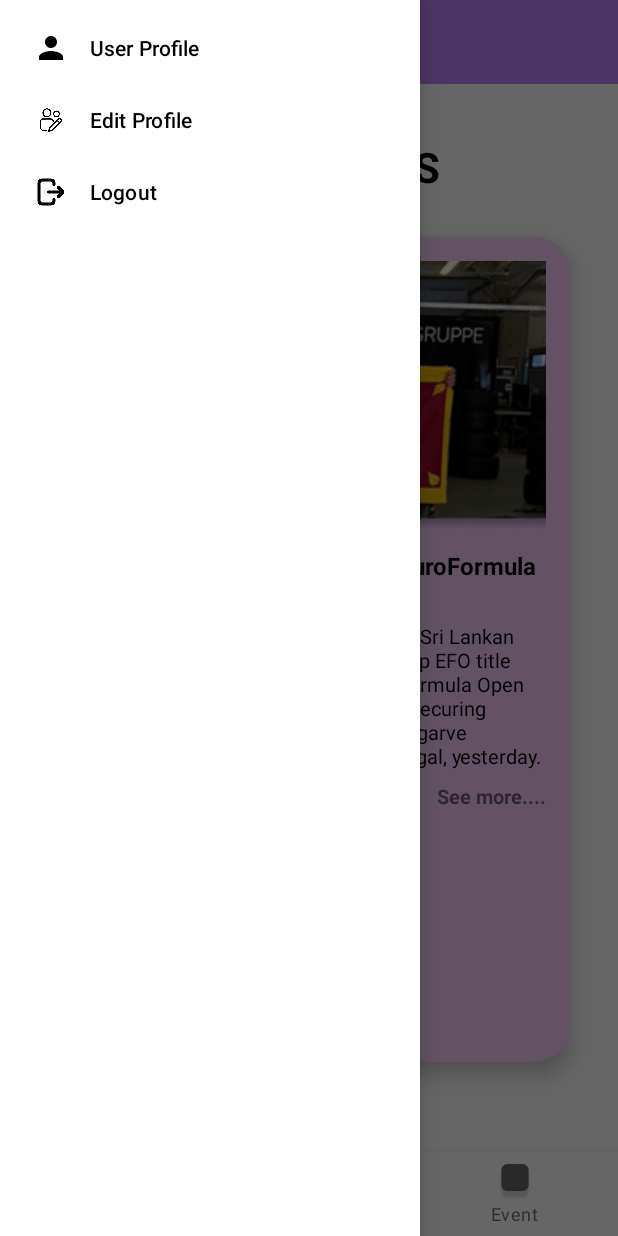
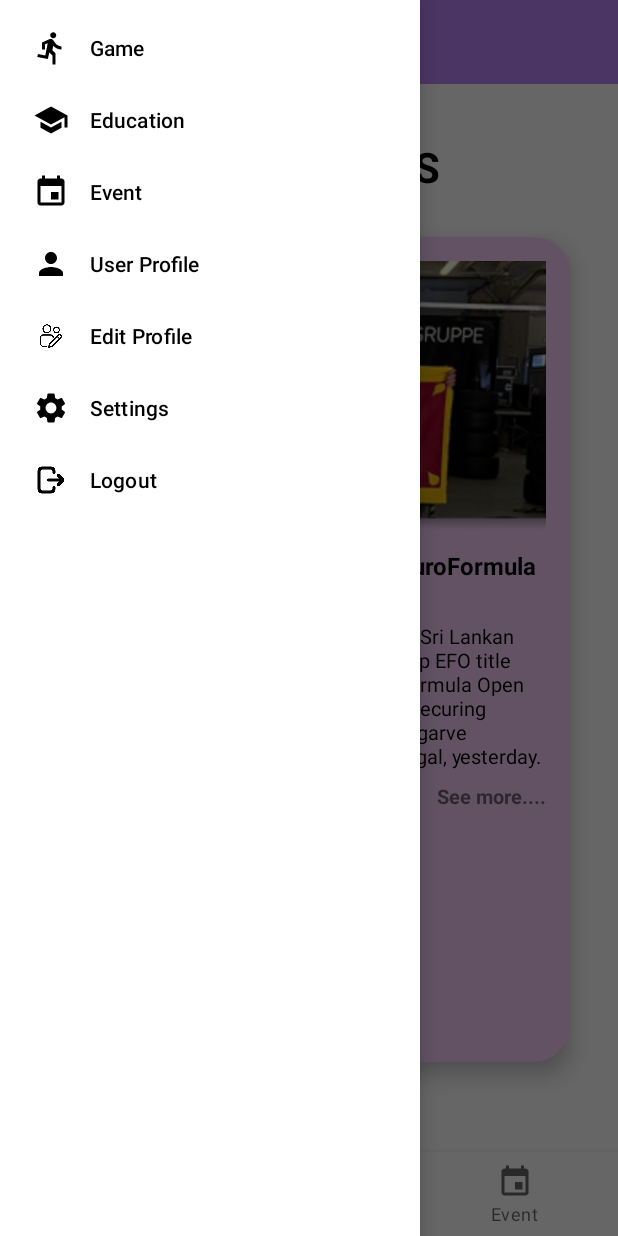
Before and after one commit to vindya147/PluseFeed_NewsApp, an Android app: the MainActivity screen opened directly, with no data from a screen before it, with the side drawer open, on a phone screen of 412 x 824 dp. Run offline under Robolectric (Android 15) with nearby library versions, the phone set to English and light mode, and no system bars.

Commit message:
add new features

```diff
--- a/app/src/main/AndroidManifest.xml
+++ b/app/src/main/AndroidManifest.xml
@@ -11,8 +11,10 @@
         android:dataExtractionRules="@xml/data_extraction_rules"
         android:fullBackupContent="@xml/backup_rules"
         android:icon="@drawable/ic_logo"
+        android:layout_width="100dp"
+        android:layout_height="100dp"
         android:label="@string/app_name"
-        android:roundIcon="@mipmap/ic_launcher_round"
+        android:roundIcon="@drawable/logo"
         android:supportsRtl="true"
         android:theme="@style/Theme.NewsApp"
         tools:targetApi="31"
--- a/app/src/main/java/com/example/newsapp/EditProfileFragment.java
+++ b/app/src/main/java/com/example/newsapp/EditProfileFragment.java
@@ -25,7 +25,7 @@ public class EditProfileFragment extends Fragment {
     private DatabaseReference reference;
 
     // Assume you have the current logged-in username stored somewhere (e.g., SharedPreferences)
-    private String currentUsername = "Prabashi"; // Replace with actual username retrieval logic
+    private String currentUsername = "vindya147"; // Replace with actual username retrieval logic
 
     @Nullable
     @Override
--- a/app/src/main/java/com/example/newsapp/MainActivity.java
+++ b/app/src/main/java/com/example/newsapp/MainActivity.java
@@ -67,6 +67,11 @@ public class MainActivity extends AppCompatActivity
                     .replace(R.id.fragment_container, new LogoutFragment())
                     .commit();
         }
+        else if (id == nav_settings) {
+            getSupportFragmentManager().beginTransaction()
+                    .replace(R.id.fragment_container, new SettingFragment())
+                    .commit();
+        }
         else if (id == R.id.bottom_game) {
             getSupportFragmentManager().beginTransaction()
                     .replace(R.id.fragment_container, new HomeFragment())
--- /dev/null
+++ b/app/src/main/res/drawable/ic_events.xml
@@ -0,0 +1,10 @@
+<vector xmlns:android="http://schemas.android.com/apk/res/android"
+    android:width="24dp"
+    android:height="24dp"
+    android:viewportWidth="24"
+    android:viewportHeight="24"
+    android:tint="@color/black">
+    <path
+        android:fillColor="@android:color/white"
+        android:pathData="M17,12h-5v5h5v-5zM16,1v2L8,3L8,1L6,1v2L5,3c-1.11,0 -1.99,0.9 -1.99,2L3,19c0,1.1 0.89,2 2,2h14c1.1,0 2,-0.9 2,-2L21,5c0,-1.1 -0.9,-2 -2,-2h-1L18,1h-2zM19,19L5,19L5,8h14v11z"/>
+</vector>
--- /dev/null
+++ b/app/src/main/res/drawable/ic_faculty.xml
@@ -0,0 +1,10 @@
+<vector xmlns:android="http://schemas.android.com/apk/res/android"
+    android:width="24dp"
+    android:height="24dp"
+    android:viewportWidth="24"
+    android:viewportHeight="24"
+    android:tint="@color/black">
+    <path
+        android:fillColor="@android:color/white"
+        android:pathData="M5,13.18v4L12,21l7,-3.82v-4L12,17l-7,-3.82zM12,3L1,9l11,6 9,-4.91V17h2V9L12,3z"/>
+</vector>
--- /dev/null
+++ b/app/src/main/res/drawable/ic_settings.xml
@@ -0,0 +1,6 @@
+<!-- ic_settings.xml -->
+<vector android:height="24dp" android:tint="@color/black"
+    android:viewportHeight="24" android:viewportWidth="24"
+    android:width="24dp" xmlns:android="http://schemas.android.com/apk/res/android">
+    <path android:fillColor="@android:color/white" android:pathData="M19.14,12.94c0.04,-0.3 0.06,-0.61 0.06,-0.94c0,-0.32 -0.02,-0.64 -0.07,-0.94l2.03,-1.58c0.18,-0.14 0.23,-0.41 0.12,-0.61l-1.92,-3.32c-0.12,-0.22 -0.37,-0.29 -0.59,-0.22l-2.39,0.96c-0.5,-0.38 -1.03,-0.7 -1.62,-0.94L14.4,2.81c-0.04,-0.24 -0.24,-0.41 -0.48,-0.41h-3.84c-0.24,0 -0.43,0.17 -0.47,0.41L9.25,5.35C8.66,5.59 8.12,5.92 7.63,6.29L5.24,5.33c-0.22,-0.08 -0.47,0 -0.59,0.22L2.74,8.87C2.62,9.08 2.66,9.34 2.86,9.48l2.03,1.58C4.84,11.36 4.8,11.69 4.8,12s0.02,0.64 0.07,0.94l-2.03,1.58c-0.18,0.14 -0.23,0.41 -0.12,0.61l1.92,3.32c0.12,0.22 0.37,0.29 0.59,0.22l2.39,-0.96c0.5,0.38 1.03,0.7 1.62,0.94l0.36,2.54c0.05,0.24 0.24,0.41 0.48,0.41h3.84c0.24,0 0.44,-0.17 0.47,-0.41l0.36,-2.54c0.59,-0.24 1.13,-0.56 1.62,-0.94l2.39,0.96c0.22,0.08 0.47,0 0.59,-0.22l1.92,-3.32c0.12,-0.22 0.07,-0.47 -0.12,-0.61L19.14,12.94zM12,15.6c-1.98,0 -3.6,-1.62 -3.6,-3.6s1.62,-3.6 3.6,-3.6s3.6,1.62 3.6,3.6S13.98,15.6 12,15.6z"/>
+</vector>
--- /dev/null
+++ b/app/src/main/res/drawable/ic_sports.xml
@@ -0,0 +1,10 @@
+<vector xmlns:android="http://schemas.android.com/apk/res/android"
+    android:width="24dp"
+    android:height="24dp"
+    android:viewportWidth="24"
+    android:viewportHeight="24"
+    android:tint="@color/black">
+    <path
+        android:fillColor="@android:color/white"
+        android:pathData="M13.49,5.48c1.1,0 2,-0.9 2,-2s-0.9,-2 -2,-2 -2,0.9 -2,2 0.9,2 2,2zM9.89,19.38l1,-4.4 2.1,2v6h2v-7.5l-2.1,-2 0.6,-3c1.3,1.5 3.3,2.5 5.5,2.5v-2c-1.9,0 -3.5,-1 -4.3,-2.4l-1,-1.6c-0.4,-0.6 -1,-1 -1.7,-1 -0.3,0 -0.5,0.1 -0.8,0.1l-5.2,2.2v4.7h2v-3.4l1.8,-0.7 -1.6,8.1 -4.9,-1 -0.4,2 7,1.4z"/>
+</vector>
--- /dev/null
+++ b/app/src/main/res/drawable/outline_auto_delete_24.xml
@@ -0,0 +1,5 @@
+<vector xmlns:android="http://schemas.android.com/apk/res/android" android:height="24dp" android:tint="#7400FD" android:viewportHeight="960" android:viewportWidth="960" android:width="24dp">
+
+    <path android:fillColor="@android:color/white" android:pathData="M280,240L280,240L280,400Q280,400 280,481.5Q280,563 280,680Q280,701 280,721Q280,741 280,760L280,760Q280,760 280,760Q280,760 280,760L280,240ZM450,840L280,840Q247,840 223.5,816.5Q200,793 200,760L200,240L160,240L160,160L360,160L360,120L600,120L600,160L800,160L800,240L760,240L760,412Q743,407 720.5,403.5Q698,400 680,400L680,240L280,240L280,760Q280,760 280,760Q280,760 280,760L412,760Q418,781 428,801.5Q438,822 450,840ZM360,680L400,680Q400,617 420,576.5Q440,536 440,536L440,320L360,320L360,680ZM520,450Q537,439 558.5,428Q580,417 600,412L600,320L520,320L520,450ZM680,880Q597,880 538.5,821.5Q480,763 480,680Q480,597 538.5,538.5Q597,480 680,480Q763,480 821.5,538.5Q880,597 880,680Q880,763 821.5,821.5Q763,880 680,880ZM746,774L774,746L700,672L700,560L660,560L660,688L746,774Z"/>
+
+</vector>
--- a/app/src/main/res/layout/activity_signup_activty.xml
+++ b/app/src/main/res/layout/activity_signup_activty.xml
@@ -34,7 +34,7 @@
                 android:textSize="36sp"
                 android:textAlignment="center"
                 android:textStyle="bold"
-                android:textColor="@color/lavender"/>
+                android:textColor="@color/purple"/>
 
             <EditText
                 android:layout_width="match_parent"
@@ -104,7 +104,7 @@
                 android:layout_gravity="center"
                 android:padding="8dp"
                 android:layout_marginTop="10dp"
-                android:textColor="@color/lavender"
+                android:textColor="@color/black"
                 android:textSize="18sp"/>
 
         </LinearLayout>
--- a/app/src/main/res/layout/fragment_user_profile.xml
+++ b/app/src/main/res/layout/fragment_user_profile.xml
@@ -201,7 +201,7 @@
         <TextView
             android:layout_width="match_parent"
             android:layout_height="wrap_content"
-            android:text="Release Version: 2.3.5"
+            android:text="Release Version: 1_0_0"
             android:textSize="14sp"
             android:gravity="center"
             android:layout_marginTop="8dp"
--- a/app/src/main/res/menu/bottom_navigation_menu.xml
+++ b/app/src/main/res/menu/bottom_navigation_menu.xml
@@ -3,17 +3,17 @@
     <item
         android:id ="@+id/bottom_game"
         android:title="Game"
-        android:icon="@drawable/game"/>
+        android:icon="@drawable/ic_sports"/>
 
     <item
         android:id ="@+id/bottom_edu"
         android:title="Education"
-        android:icon="@drawable/edu"/>
+        android:icon="@drawable/ic_faculty"/>
 
 
     <item
         android:id ="@+id/bottom_event"
         android:title="Event"
-        android:icon="@drawable/event"/>
+        android:icon="@drawable/ic_events"/>
 
 </menu>
--- a/app/src/main/res/menu/navigation_drawer_menu.xml
+++ b/app/src/main/res/menu/navigation_drawer_menu.xml
@@ -5,6 +5,21 @@
 
     <group
         android:checkableBehavior="single">
+
+        <item
+            android:id="@+id/bottom_game"
+            android:icon="@drawable/ic_sports"
+            android:title="Game" />
+
+        <item
+            android:id="@+id/bottom_edu"
+            android:icon="@drawable/ic_faculty"
+            android:title="Education" />
+
+        <item
+            android:id="@+id/bottom_event"
+            android:icon="@drawable/ic_events"
+            android:title="Event" />
         <item
             android:id="@+id/nav_userprofile"
             android:icon="@drawable/baseline_person_24"
@@ -16,12 +31,16 @@
             android:title="Edit Profile"/>
 
         <item
+            android:id="@+id/nav_settings"
+            android:icon="@drawable/ic_settings"
+            android:title="Settings" />
+
+
+        <item
             android:id="@+id/nav_logout"
             android:icon="@drawable/log_out"
             android:title="Logout"/>
 
-
-
     </group>
 
 </menu>
--- a/app/src/main/res/values/colors.xml
+++ b/app/src/main/res/values/colors.xml
@@ -10,5 +10,6 @@
     <color name="purple_700">#F6CEFC</color>
     <color name="teal_700">#FF018786</color>
     <color name="light_purple">#CBC3E3</color>
+    <color name="error_red">#EF4444</color>
 
 </resources>
```
Also changed, not shown: app/src/main/java/com/example/newsapp/SettingFragment.java (added, +18 -0 lines), app/src/main/res/drawable/ic_arrow_back.xml (added, +10 -0 lines), app/src/main/res/drawable/ic_bookmark_outline.xml (added, +9 -0 lines), app/src/main/res/drawable/ic_delete_forever.xml (added, +9 -0 lines), app/src/main/res/drawable/ic_display.xml (added, +9 -0 lines), app/src/main/res/layout/activity_login.xml (+30 -2 lines), app/src/main/res/layout/fragment_setting.xml (added, +274 -0 lines).
